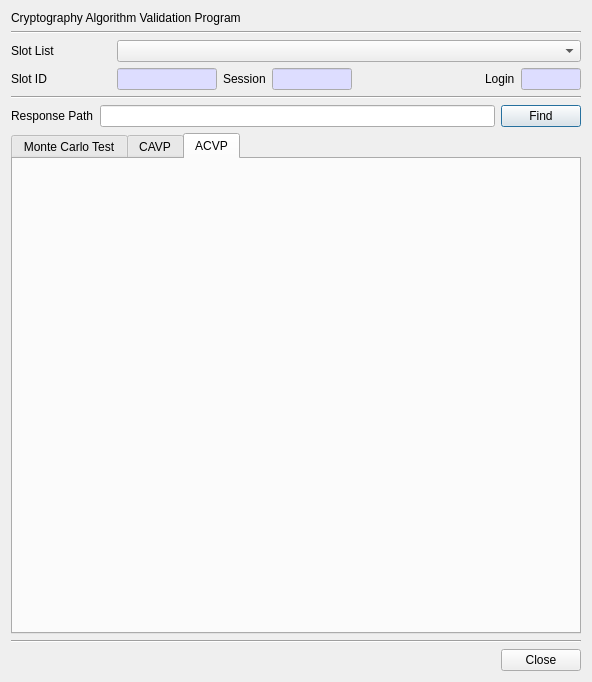
This is CryptokiMan/cavp_dlg.ui in jykim74/CryptokiMan as Qt 5 draws it before an edit. The edited form follows.
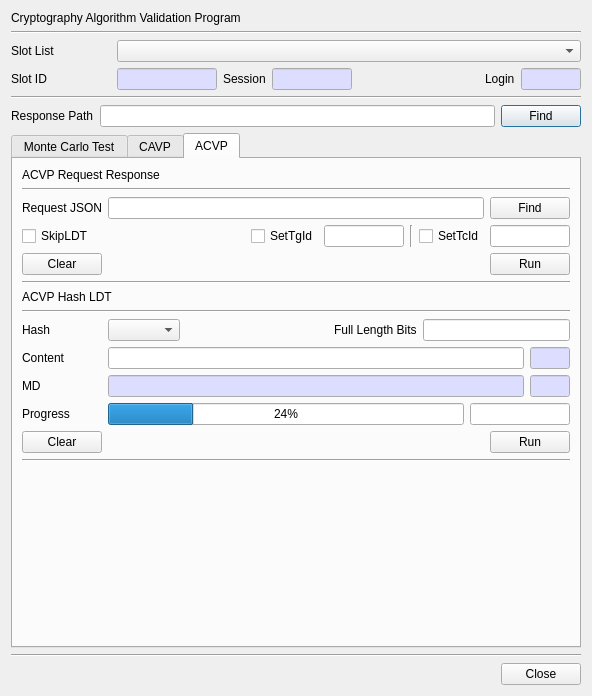
This is the edited form. The open tabs and pages were chosen to show the change.

Commit message: CAVP 작업 중

The edit to the form file:
```diff
--- a/CryptokiMan/cavp_dlg.ui
+++ b/CryptokiMan/cavp_dlg.ui
@@ -7,7 +7,7 @@
     <x>0</x>
     <y>0</y>
     <width>592</width>
-    <height>682</height>
+    <height>696</height>
    </rect>
   </property>
   <property name="windowTitle">
@@ -1305,6 +1305,448 @@
       <attribute name="title">
        <string>ACVP</string>
       </attribute>
+      <layout class="QVBoxLayout" name="verticalLayout_3">
+       <item>
+        <widget class="QLabel" name="label_27">
+         <property name="text">
+          <string>ACVP Request Response</string>
+         </property>
+        </widget>
+       </item>
+       <item>
+        <widget class="Line" name="line_7">
+         <property name="orientation">
+          <enum>Qt::Horizontal</enum>
+         </property>
+        </widget>
+       </item>
+       <item>
+        <layout class="QGridLayout" name="gridLayout_11">
+         <item row="0" column="0">
+          <widget class="QLabel" name="label_28">
+           <property name="minimumSize">
+            <size>
+             <width>80</width>
+             <height>0</height>
+            </size>
+           </property>
+           <property name="text">
+            <string>Request JSON</string>
+           </property>
+          </widget>
+         </item>
+         <item row="0" column="1">
+          <widget class="QLineEdit" name="mACVP_ReqPathText"/>
+         </item>
+         <item row="0" column="2">
+          <widget class="QPushButton" name="mACVP_FindReqPathBtn">
+           <property name="text">
+            <string>Find</string>
+           </property>
+          </widget>
+         </item>
+        </layout>
+       </item>
+       <item>
+        <layout class="QGridLayout" name="gridLayout_12">
+         <item row="0" column="0">
+          <widget class="QCheckBox" name="mACVP_SkipLDTCheck">
+           <property name="text">
+            <string>SkipLDT</string>
+           </property>
+          </widget>
+         </item>
+         <item row="0" column="5">
+          <widget class="QCheckBox" name="mACVP_SetTcIdCheck">
+           <property name="text">
+            <string>SetTcId</string>
+           </property>
+          </widget>
+         </item>
+         <item row="0" column="2">
+          <widget class="QCheckBox" name="mACVP_SetTgIdCheck">
+           <property name="text">
+            <string>SetTgId</string>
+           </property>
+          </widget>
+         </item>
+         <item row="0" column="3">
+          <widget class="QLineEdit" name="mACVP_SetTgIdText">
+           <property name="maximumSize">
+            <size>
+             <width>80</width>
+             <height>16777215</height>
+            </size>
+           </property>
+          </widget>
+         </item>
+         <item row="0" column="6">
+          <widget class="QLineEdit" name="mACVP_SetTcIdText">
+           <property name="maximumSize">
+            <size>
+             <width>80</width>
+             <height>16777215</height>
+            </size>
+           </property>
+          </widget>
+         </item>
+         <item row="0" column="1">
+          <spacer name="horizontalSpacer_7">
+           <property name="orientation">
+            <enum>Qt::Horizontal</enum>
+           </property>
+           <property name="sizeHint" stdset="0">
+            <size>
+             <width>40</width>
+             <height>20</height>
+            </size>
+           </property>
+          </spacer>
+         </item>
+         <item row="0" column="4">
+          <widget class="Line" name="line_8">
+           <property name="orientation">
+            <enum>Qt::Vertical</enum>
+           </property>
+          </widget>
+         </item>
+        </layout>
+       </item>
+       <item>
+        <layout class="QGridLayout" name="gridLayout_13">
+         <item row="0" column="0">
+          <widget class="QPushButton" name="mACVP_ClearBtn">
+           <property name="text">
+            <string>Clear</string>
+           </property>
+          </widget>
+         </item>
+         <item row="0" column="2">
+          <widget class="QPushButton" name="mACVP_RunBtn">
+           <property name="text">
+            <string>Run</string>
+           </property>
+          </widget>
+         </item>
+         <item row="0" column="1">
+          <spacer name="horizontalSpacer_10">
+           <property name="orientation">
+            <enum>Qt::Horizontal</enum>
+           </property>
+           <property name="sizeHint" stdset="0">
+            <size>
+             <width>40</width>
+             <height>20</height>
+            </size>
+           </property>
+          </spacer>
+         </item>
+        </layout>
+       </item>
+       <item>
+        <widget class="Line" name="line_9">
+         <property name="orientation">
+          <enum>Qt::Horizontal</enum>
+         </property>
+        </widget>
+       </item>
+       <item>
+        <widget class="QLabel" name="label_29">
+         <property name="text">
+          <string>ACVP Hash LDT</string>
+         </property>
+        </widget>
+       </item>
+       <item>
+        <widget class="Line" name="line_10">
+         <property name="orientation">
+          <enum>Qt::Horizontal</enum>
+         </property>
+        </widget>
+       </item>
+       <item>
+        <layout class="QGridLayout" name="gridLayout_14">
+         <item row="0" column="1">
+          <widget class="QComboBox" name="mACVP_HashCombo"/>
+         </item>
+         <item row="0" column="3">
+          <widget class="QLabel" name="label_31">
+           <property name="text">
+            <string>Full Length Bits</string>
+           </property>
+          </widget>
+         </item>
+         <item row="0" column="0">
+          <widget class="QLabel" name="label_30">
+           <property name="minimumSize">
+            <size>
+             <width>80</width>
+             <height>0</height>
+            </size>
+           </property>
+           <property name="text">
+            <string>Hash</string>
+           </property>
+          </widget>
+         </item>
+         <item row="0" column="4">
+          <widget class="QLineEdit" name="mACVP_FullLengthBitsText"/>
+         </item>
+         <item row="0" column="2">
+          <spacer name="horizontalSpacer_8">
+           <property name="orientation">
+            <enum>Qt::Horizontal</enum>
+           </property>
+           <property name="sizeHint" stdset="0">
+            <size>
+             <width>40</width>
+             <height>20</height>
+            </size>
+           </property>
+          </spacer>
+         </item>
+        </layout>
+       </item>
+       <item>
+        <layout class="QGridLayout" name="gridLayout_15">
+         <item row="0" column="0">
+          <widget class="QLabel" name="label_32">
+           <property name="minimumSize">
+            <size>
+             <width>80</width>
+             <height>0</height>
+            </size>
+           </property>
+           <property name="text">
+            <string>Content</string>
+           </property>
+          </widget>
+         </item>
+         <item row="0" column="1">
+          <widget class="QLineEdit" name="mACVP_ContentText"/>
+         </item>
+         <item row="0" column="2">
+          <widget class="QLineEdit" name="mACVP_ContentLenText">
+           <property name="maximumSize">
+            <size>
+             <width>40</width>
+             <height>16777215</height>
+            </size>
+           </property>
+           <property name="palette">
+            <palette>
+             <active>
+              <colorrole role="Base">
+               <brush brushstyle="SolidPattern">
+                <color alpha="255">
+                 <red>221</red>
+                 <green>221</green>
+                 <blue>255</blue>
+                </color>
+               </brush>
+              </colorrole>
+             </active>
+             <inactive>
+              <colorrole role="Base">
+               <brush brushstyle="SolidPattern">
+                <color alpha="255">
+                 <red>221</red>
+                 <green>221</green>
+                 <blue>255</blue>
+                </color>
+               </brush>
+              </colorrole>
+             </inactive>
+             <disabled/>
+            </palette>
+           </property>
+           <property name="readOnly">
+            <bool>true</bool>
+           </property>
+          </widget>
+         </item>
+        </layout>
+       </item>
+       <item>
+        <layout class="QGridLayout" name="gridLayout_16">
+         <item row="0" column="1">
+          <widget class="QLineEdit" name="mACVP_MDText">
+           <property name="palette">
+            <palette>
+             <active>
+              <colorrole role="Base">
+               <brush brushstyle="SolidPattern">
+                <color alpha="255">
+                 <red>221</red>
+                 <green>221</green>
+                 <blue>255</blue>
+                </color>
+               </brush>
+              </colorrole>
+             </active>
+             <inactive>
+              <colorrole role="Base">
+               <brush brushstyle="SolidPattern">
+                <color alpha="255">
+                 <red>221</red>
+                 <green>221</green>
+                 <blue>255</blue>
+                </color>
+               </brush>
+              </colorrole>
+             </inactive>
+             <disabled/>
+            </palette>
+           </property>
+           <property name="readOnly">
+            <bool>true</bool>
+           </property>
+          </widget>
+         </item>
+         <item row="0" column="0">
+          <widget class="QLabel" name="label_33">
+           <property name="minimumSize">
+            <size>
+             <width>80</width>
+             <height>0</height>
+            </size>
+           </property>
+           <property name="text">
+            <string>MD</string>
+           </property>
+          </widget>
+         </item>
+         <item row="0" column="2">
+          <widget class="QLineEdit" name="mACVP_MDLenText">
+           <property name="maximumSize">
+            <size>
+             <width>40</width>
+             <height>16777215</height>
+            </size>
+           </property>
+           <property name="palette">
+            <palette>
+             <active>
+              <colorrole role="Base">
+               <brush brushstyle="SolidPattern">
+                <color alpha="255">
+                 <red>221</red>
+                 <green>221</green>
+                 <blue>255</blue>
+                </color>
+               </brush>
+              </colorrole>
+             </active>
+             <inactive>
+              <colorrole role="Base">
+               <brush brushstyle="SolidPattern">
+                <color alpha="255">
+                 <red>221</red>
+                 <green>221</green>
+                 <blue>255</blue>
+                </color>
+               </brush>
+              </colorrole>
+             </inactive>
+             <disabled/>
+            </palette>
+           </property>
+           <property name="readOnly">
+            <bool>true</bool>
+           </property>
+          </widget>
+         </item>
+        </layout>
+       </item>
+       <item>
+        <layout class="QGridLayout" name="gridLayout_18">
+         <property name="topMargin">
+          <number>0</number>
+         </property>
+         <item row="0" column="1">
+          <widget class="QProgressBar" name="mACVP_ProgBar">
+           <property name="value">
+            <number>24</number>
+           </property>
+          </widget>
+         </item>
+         <item row="0" column="0">
+          <widget class="QLabel" name="label_34">
+           <property name="minimumSize">
+            <size>
+             <width>80</width>
+             <height>0</height>
+            </size>
+           </property>
+           <property name="text">
+            <string>Progress</string>
+           </property>
+          </widget>
+         </item>
+         <item row="0" column="2">
+          <widget class="QLineEdit" name="mACVP_CurrentText">
+           <property name="maximumSize">
+            <size>
+             <width>100</width>
+             <height>16777215</height>
+            </size>
+           </property>
+          </widget>
+         </item>
+        </layout>
+       </item>
+       <item>
+        <layout class="QGridLayout" name="gridLayout_17">
+         <item row="0" column="0">
+          <widget class="QPushButton" name="mACVP_LDTClearBtn">
+           <property name="text">
+            <string>Clear</string>
+           </property>
+          </widget>
+         </item>
+         <item row="0" column="2">
+          <widget class="QPushButton" name="mACVP_LDTRunBtn">
+           <property name="text">
+            <string>Run</string>
+           </property>
+          </widget>
+         </item>
+         <item row="0" column="1">
+          <spacer name="horizontalSpacer_9">
+           <property name="orientation">
+            <enum>Qt::Horizontal</enum>
+           </property>
+           <property name="sizeHint" stdset="0">
+            <size>
+             <width>40</width>
+             <height>20</height>
+            </size>
+           </property>
+          </spacer>
+         </item>
+        </layout>
+       </item>
+       <item>
+        <widget class="Line" name="line_11">
+         <property name="orientation">
+          <enum>Qt::Horizontal</enum>
+         </property>
+        </widget>
+       </item>
+       <item>
+        <spacer name="verticalSpacer">
+         <property name="orientation">
+          <enum>Qt::Vertical</enum>
+         </property>
+         <property name="sizeHint" stdset="0">
+          <size>
+           <width>20</width>
+           <height>40</height>
+          </size>
+         </property>
+        </spacer>
+       </item>
+      </layout>
      </widget>
     </widget>
    </item>
```
Left out of the diff: 4 changed lines with no effect on the pictures. The commit also changes 2 other files.
